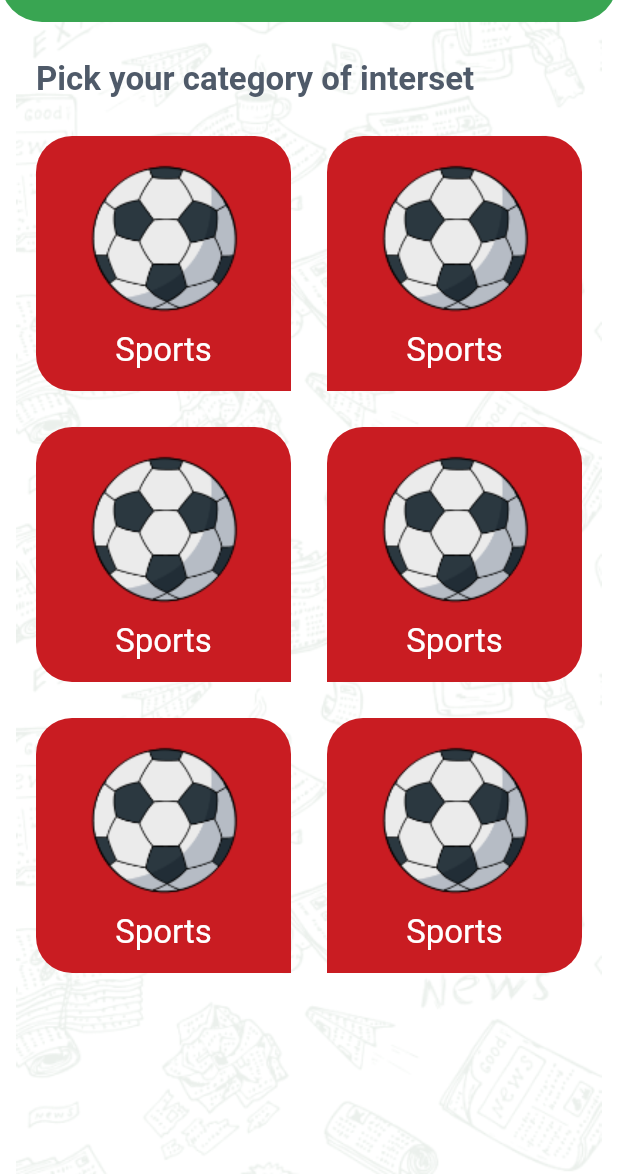
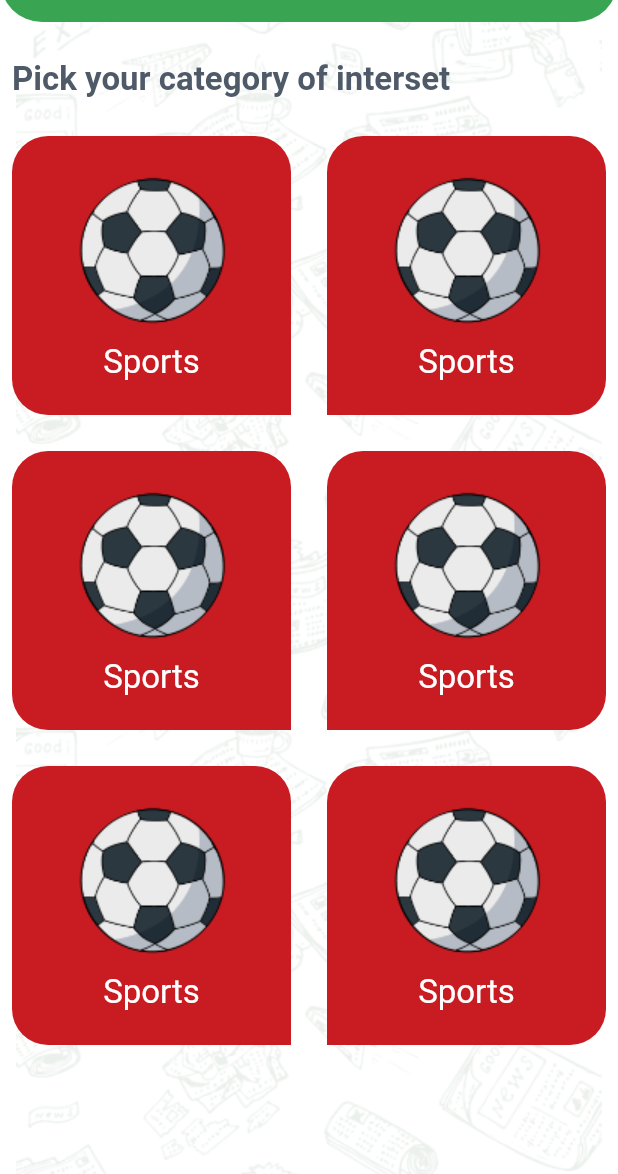
Before and after one commit to Mahmoudyuones/News-App, a Flutter app: the screen it shows after launch, on a phone screen of 412 x 824 dp, the part 62-1236 px from its top. Run offline on Flutter 3.47's test engine with Material 3 defaults, Android fonts, the phone set to English and light mode, and no system bars; our stand-ins replace cached_network_image, timeago.

```diff
--- a/lib/app_theme.dart
+++ b/lib/app_theme.dart
@@ -5,6 +5,8 @@ class AppTheme {
   static const Color black = Color(0xFF303030);
   static const Color nevy = Color(0xFF4f5A69);
   static const Color white = Color(0xFFFFFFFF);
+  static const Color grey = Color(0xFF79828B);
+
   static const Color red = Color(0xFFC91C22);
 
   static ThemeData lightTheme = ThemeData(
@@ -15,7 +17,7 @@ class AppTheme {
       shape: RoundedRectangleBorder(borderRadius: BorderRadius.circular(30)),
       color: primary,
       centerTitle: true,
-      titleTextStyle: TextStyle(
+      titleTextStyle: const TextStyle(
         fontSize: 22,
         fontWeight: FontWeight.w400,
         color: white,
--- a/lib/categorie/categories.dart
+++ b/lib/categorie/categories.dart
@@ -4,9 +4,9 @@ import 'package:news/categorie/categry_item.dart';
 import 'package:news/models/category_model.dart';
 
 class Categories extends StatelessWidget {
-  void Function(CategoryModel) onCategorySelectd;
-  Categories({required this.onCategorySelectd});
-  List<CategoryModel> categories = List.generate(
+  final void Function(CategoryModel) onCategorySelectd;
+  Categories({super.key, required this.onCategorySelectd});
+  final List<CategoryModel> categories = List.generate(
       6,
       (index) => CategoryModel(
           id: '$index',
@@ -16,7 +16,7 @@ class Categories extends StatelessWidget {
   @override
   Widget build(BuildContext context) {
     return Padding(
-      padding: const EdgeInsets.symmetric(horizontal: 24),
+      padding: const EdgeInsets.symmetric(horizontal: 8),
       child: Column(
         crossAxisAlignment: CrossAxisAlignment.start,
         children: [
--- a/lib/news/category_details.dart
+++ b/lib/categorie/category_details.dart
@@ -3,11 +3,11 @@ import 'package:news/models/sources.dart';
 import 'package:news/taps/source_tap.dart';
 
 class CategoryDetails extends StatelessWidget {
-  String id;
+  final String id;
   CategoryDetails({super.key, required this.id});
-  List<Sources> sources = List.generate(
+  final List<Sources> sources = List.generate(
     20,
-    (index) => Sources(id: '$index', name: '${index} source'),
+    (index) => Sources(id: '$index', name: '$index source'),
   );
   @override
   Widget build(BuildContext context) {
--- a/lib/categorie/categry_item.dart
+++ b/lib/categorie/categry_item.dart
@@ -1,29 +1,28 @@
 import 'package:flutter/material.dart';
-import 'package:news/app_theme.dart';
 import 'package:news/models/category_model.dart';
 
 class CategryItem extends StatelessWidget {
-  int index;
-  CategryItem({required this.index,required this.category});
-  CategoryModel category;
+  final int index;
+  const CategryItem({super.key, required this.index,required this.category});
+  final CategoryModel category;
   @override
   Widget build(BuildContext context) {
     return Container(
       decoration: BoxDecoration(
           color: category.color,
           borderRadius: BorderRadiusDirectional.only(
-            bottomEnd: index.isOdd ? Radius.circular(24) : Radius.circular(0),
+            bottomEnd: index.isOdd ? const Radius.circular(24) : const Radius.circular(0),
             bottomStart:
-                index.isEven ? Radius.circular(24) : Radius.circular(0),
-            topEnd: Radius.circular(24),
-            topStart: Radius.circular(24),
+                index.isEven ? const Radius.circular(24) : const Radius.circular(0),
+            topEnd: const Radius.circular(24),
+            topStart: const Radius.circular(24),
           )),
       child: Column(
         mainAxisAlignment: MainAxisAlignment.center,
         children: [
           Image.asset('assets/images/${category.imageName}.png'),
           Text(
-            '${category.name}',
+            category.name,
             style: Theme.of(context)
                 .textTheme
                 .titleLarge
--- a/lib/home_screen.dart
+++ b/lib/home_screen.dart
@@ -3,11 +3,13 @@ import 'package:news/app_theme.dart';
 import 'package:news/categorie/categories.dart';
 import 'package:news/drower/home_screen_drower.dart';
 import 'package:news/models/category_model.dart';
-import 'package:news/news/category_details.dart';
+import 'package:news/categorie/category_details.dart';
 import 'package:news/settings/settings_tap.dart';
 
 class HomeScreen extends StatefulWidget {
   static const routeName = '/home';
+
+  const HomeScreen({super.key});
 
   @override
   State<HomeScreen> createState() => _HomeScreenState();
@@ -25,7 +27,7 @@ class _HomeScreenState extends State<HomeScreen> {
         appBar: AppBar(
           title: Text(selectdCategory != null
               ? selectdCategory!.name
-              : drawerItemselsectd == drowerItem.settings
+              : drawerItemselsectd == DrowerItem.settings
                   ? 'Settings'
                   : 'News App'),
         ),
@@ -36,7 +38,7 @@ class _HomeScreenState extends State<HomeScreen> {
             ? CategoryDetails(
                 id: selectdCategory!.id,
               )
-            : drawerItemselsectd == drowerItem.categories
+            : drawerItemselsectd == DrowerItem.categories
                 ? Categories(
                     onCategorySelectd: onCategorySelectd,
                   )
@@ -45,10 +47,10 @@ class _HomeScreenState extends State<HomeScreen> {
     );
   }
 
-  drowerItem drawerItemselsectd = drowerItem.categories;
+  DrowerItem drawerItemselsectd = DrowerItem.categories;
   CategoryModel? selectdCategory;
 
-  onDrowerItemSelected(drowerItem selectedItem) {
+  onDrowerItemSelected(DrowerItem selectedItem) {
     selectdCategory = null;
     drawerItemselsectd = selectedItem;
     setState(() {});
@@ -61,7 +63,7 @@ class _HomeScreenState extends State<HomeScreen> {
   }
 }
 
-enum drowerItem {
+enum DrowerItem {
   categories,
   settings,
 }
--- a/lib/main.dart
+++ b/lib/main.dart
@@ -3,7 +3,7 @@ import 'package:news/app_theme.dart';
 import 'package:news/home_screen.dart';
 
 void main() {
-  runApp(NewsApp());
+  runApp(const NewsApp());
 }
 
 class NewsApp extends StatelessWidget {
@@ -13,7 +13,7 @@ class NewsApp extends StatelessWidget {
   Widget build(BuildContext context) {
     return MaterialApp(
       debugShowCheckedModeBanner: false,
-      routes: {HomeScreen.routeName: (_) => HomeScreen()},
+      routes: {HomeScreen.routeName: (_) => const HomeScreen()},
       initialRoute: HomeScreen.routeName,
       theme: AppTheme.lightTheme,
       themeMode: ThemeMode.light,
--- a/lib/settings/settings_tap.dart
+++ b/lib/settings/settings_tap.dart
@@ -5,6 +5,6 @@ class SettingsTap extends StatelessWidget {
 
   @override
   Widget build(BuildContext context) {
-    return Center(child: Text('Settings'),);
+    return const Center(child: Text('Settings'),);
   }
 }
--- a/pubspec.yaml
+++ b/pubspec.yaml
@@ -30,6 +30,8 @@ environment:
 dependencies:
   flutter:
     sdk: flutter
+  timeago: ^3.7.0
+  cached_network_image: ^3.4.1
 
 
   # The following adds the Cupertino Icons font to your application.
```
Also changed, not shown: lib/drower/home_screen_drower.dart (+4 -6 lines), lib/news/news_item.dart (added, +59 -0 lines), lib/news/news_list.dart (added, +16 -0 lines), lib/taps/source_tap.dart (+11 -5 lines), lib/taps/tap_item.dart (+5 -5 lines), lib/widgets/loading_indecator.dart (added, +10 -0 lines), pubspec.lock, 63 other files.
